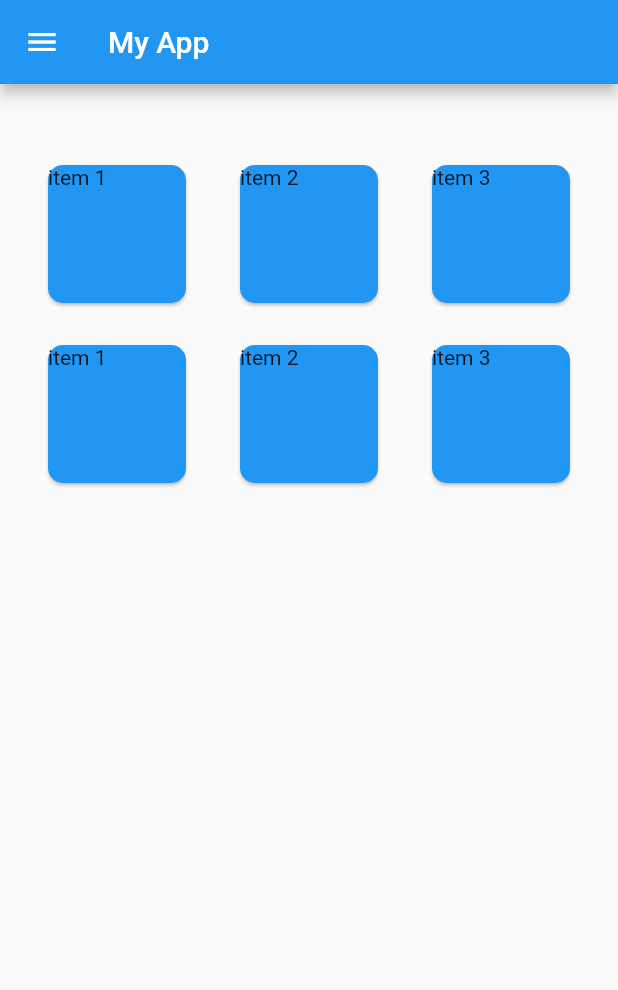
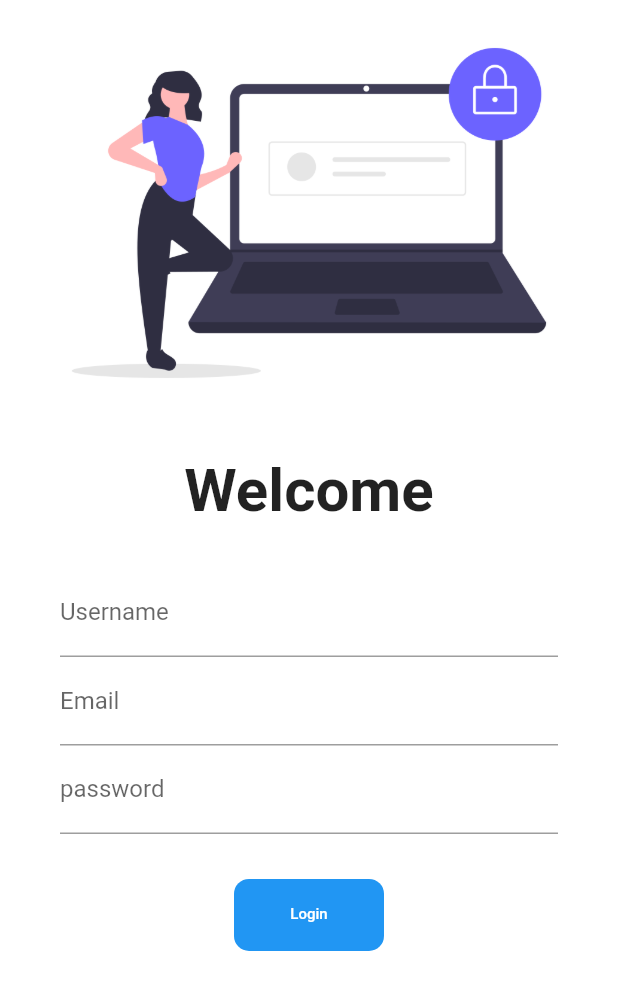
Before and after one commit to Nabin1-chand/flutter-basic-UI, a Flutter app: the screen it shows after launch, on a phone screen of 412 x 824 dp. Shown: the top 990 px of the screen. Run offline on Flutter 3.47's test engine with Material 2 defaults, Android fonts, the phone set to English and light mode, and no system bars.

Commit message:
login page added

```diff
--- a/lib/main.dart
+++ b/lib/main.dart
@@ -1,4 +1,6 @@
-import 'package:first_app/homepage.dart';
+import 'package:first_app/pages/homepage.dart';
+import 'package:first_app/pages/login_page.dart';
+
 import 'package:flutter/material.dart';
 
 void main() {
@@ -11,7 +13,11 @@ class MyApp extends StatelessWidget {
   @override
   Widget build(BuildContext context) {
     return MaterialApp(
-      home: MyWidget(),
+      title: "flutter demo",
+      routes: {
+        "/home": (context) => const MyWidget(),
+        "/": (context) => LoginPage()
+      },
     );
   }
 }
--- a/lib/homepage.dart
+++ b/lib/pages/homepage.dart
@@ -2,9 +2,9 @@ import 'package:flutter/material.dart';
 
 class MyWidget extends StatelessWidget {
   const MyWidget({super.key});
+
   @override
   Widget build(BuildContext context) {
-    List<String> items = ["items1", "items2", "items3"];
     return Scaffold(
       appBar: AppBar(
         title: const Text('My App'),
@@ -23,7 +23,7 @@ class MyWidget extends StatelessWidget {
                     color: Colors.blue,
                     shape: RoundedRectangleBorder(
                         borderRadius: BorderRadius.circular(10.0)),
-                    child: Text("item 1"),
+                    child: const Text("item 1"),
                   ),
                 ),
                 Container(
@@ -33,7 +33,7 @@ class MyWidget extends StatelessWidget {
                         color: Colors.blue,
                         shape: RoundedRectangleBorder(
                             borderRadius: BorderRadius.circular(10.0)),
-                        child: Text("item 2"))),
+                        child: const Text("item 22"))),
                 Container(
                   height: 100,
                   width: 100,
@@ -41,7 +41,7 @@ class MyWidget extends StatelessWidget {
                     color: Colors.blue,
                     shape: RoundedRectangleBorder(
                         borderRadius: BorderRadius.circular(10.0)),
-                    child: Text("item 3"),
+                    child: const Text("item 3"),
                   ),
                 ),
               ],
@@ -57,7 +57,7 @@ class MyWidget extends StatelessWidget {
                     color: Colors.blue,
                     shape: RoundedRectangleBorder(
                         borderRadius: BorderRadius.circular(10.0)),
-                    child: Text("item 1"),
+                    child: const Text("item 1"),
                   ),
                 ),
                 Container(
@@ -67,7 +67,7 @@ class MyWidget extends StatelessWidget {
                         color: Colors.blue,
                         shape: RoundedRectangleBorder(
                             borderRadius: BorderRadius.circular(10.0)),
-                        child: Text("item 2"))),
+                        child: const Text("item 2"))),
                 Container(
                   height: 100,
                   width: 100,
@@ -75,7 +75,7 @@ class MyWidget extends StatelessWidget {
                     color: Colors.blue,
                     shape: RoundedRectangleBorder(
                         borderRadius: BorderRadius.circular(10.0)),
-                    child: Text("item 3"),
+                    child: const Text("item 3"),
                   ),
                 ),
               ],
@@ -89,7 +89,9 @@ class MyWidget extends StatelessWidget {
           children: [
             ListTile(
               title: const Text('Home', style: TextStyle(color: Colors.white)),
-              onTap: () {},
+              onTap: () {
+                print('you clicked');
+              },
             ),
             ListTile(
                 title: const Text(
@@ -107,10 +109,9 @@ class MyWidget extends StatelessWidget {
           ],
         ),
       ),
+      floatingActionButton: FloatingActionButton(onPressed: () {
+        Navigator.pushNamed(context, "/");
+      }),
     );
   }
 }
-
-//itemcount= array ko length  builder = index return wideget  Card,
-//delegate =
-// Card(item[index])
--- /dev/null
+++ b/lib/pages/login_page.dart
@@ -0,0 +1,74 @@
+import 'package:flutter/material.dart';
+
+class LoginPage extends StatelessWidget {
+  const LoginPage({super.key});
+  @override
+  Widget build(BuildContext context) {
+    return Material(
+      color: Colors.white,
+      child: Column(
+        children: [
+          Image.asset("images/login_image.png", fit: BoxFit.cover),
+          SizedBox(
+            height: 20.0,
+          ),
+          Text(
+            "Welcome",
+            style: TextStyle(fontSize: 40, fontWeight: FontWeight.bold),
+          ),
+          SizedBox(
+            height: 10.0,
+          ),
+          Padding(
+            padding:
+                const EdgeInsets.symmetric(vertical: 18.0, horizontal: 40.0),
+            child: Column(
+              children: [
+                TextFormField(
+                  decoration: InputDecoration(
+                    hintText: "Enter your name",
+                    labelText: "Username",
+                  ),
+                ),
+                TextFormField(
+                  decoration: InputDecoration(
+                    hintText: "Enter your Email",
+                    labelText: "Email",
+                  ),
+                ),
+                TextFormField(
+                  obscureText: true,
+                  decoration: InputDecoration(
+                    hintText: "Enter your password",
+                    labelText: "password",
+                  ),
+                ),
+                SizedBox(
+                  height: 30.0,
+                ),
+                Container(
+                  width: 100,
+                  decoration: BoxDecoration(
+                    borderRadius: BorderRadius.circular(10.0),
+                    color: Colors.blue,
+                  ),
+                  child: Center(
+                    child: TextButton(
+                      child: const Text(
+                        "Login",
+                        style: TextStyle(fontSize: 10, color: Colors.white),
+                      ),
+                      onPressed: () {
+                        Navigator.pushNamed(context, "/home");
+                      },
+                    ),
+                  ),
+                )
+              ],
+            ),
+          ),
+        ],
+      ),
+    );
+  }
+}
--- a/pubspec.yaml
+++ b/pubspec.yaml
@@ -37,6 +37,7 @@ dependencies:
   # Use with the CupertinoIcons class for iOS style icons.
   cupertino_icons: ^1.0.2
 
+
 dev_dependencies:
   flutter_test:
     sdk: flutter
@@ -60,8 +61,8 @@ flutter:
   uses-material-design: true
 
   # To add assets to your application, add an assets section, like this:
-  # assets:
-  #   - images/a_dot_burr.jpeg
+  assets:
+    - images/
   #   - images/a_dot_ham.jpeg
 
   # An image asset can refer to one or more resolution-specific "variants", see
```
Also changed, not shown: images/login_image.png (added).
